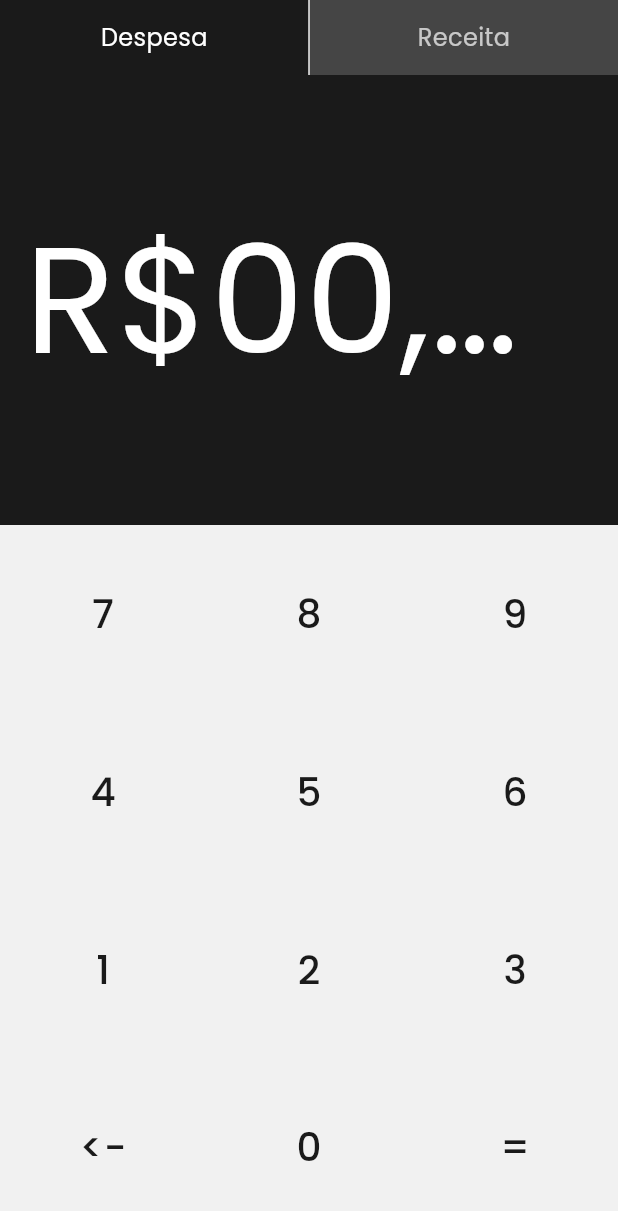
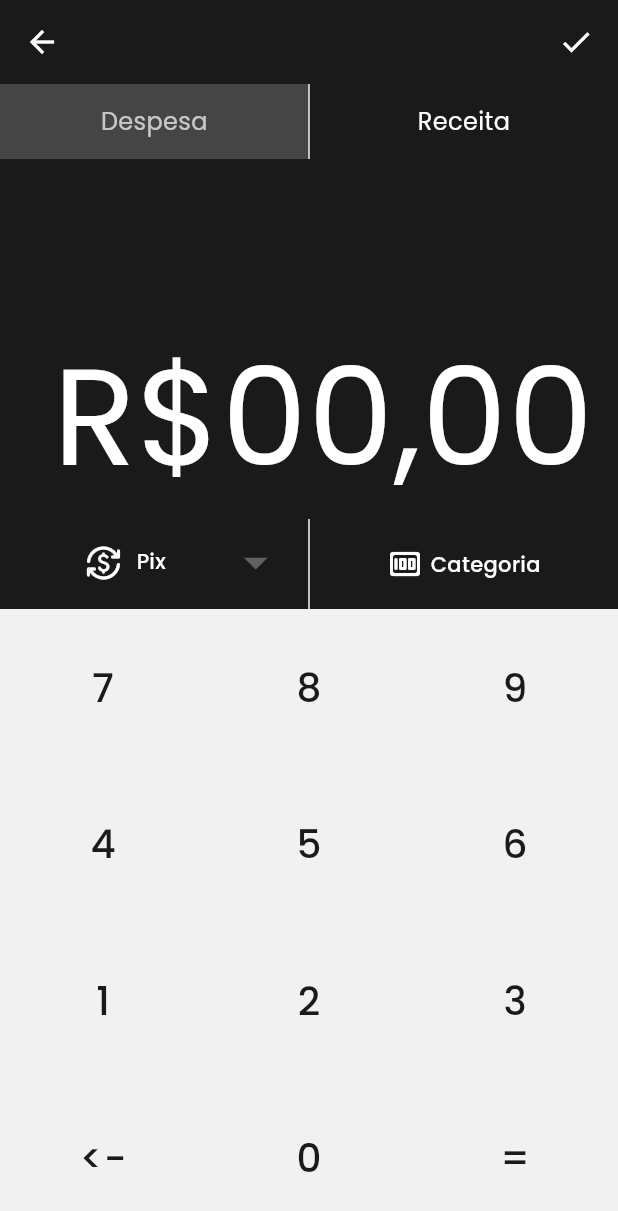
Before and after one commit to lazarobodevan/billy, a Flutter app: the AddTransaction screen opened by its route, on a phone screen of 412 x 824 dp. Shown: the top 1211 px of the screen. Run offline on Flutter 3.47's test engine with Material 3 defaults, Android fonts, the phone set to English and light mode, and no system bars; our stand-ins replace currency_text_input_formatter, fl_chart, google_fonts.

Commit message:
Feat: Add transaction UI

```diff
--- a/lib/screens/add_transaction/add_transaction.dart
+++ b/lib/screens/add_transaction/add_transaction.dart
@@ -1,3 +1,4 @@
+import 'package:billy/screens/add_transaction/components/category_selector.dart';
 import 'package:billy/screens/add_transaction/components/digit_button.dart';
 import 'package:billy/screens/add_transaction/components/toggle_transaction_type.dart';
 import 'package:billy/theme/colors.dart';
@@ -10,7 +11,22 @@ class AddTransaction extends StatelessWidget {
 
   @override
   Widget build(BuildContext context) {
+    var screenHeight = MediaQuery.of(context).size.height;
+    var screenWidth = MediaQuery.of(context).size.width;
     return Scaffold(
+      appBar: AppBar(
+        backgroundColor: ThemeColors.primary1,
+        foregroundColor: Colors.white,
+        actions: [
+          InkWell(
+            onTap: () {},
+            child: Ink(
+              padding: EdgeInsets.all(16),
+              child: Icon(Icons.check),
+            ),
+          )
+        ],
+      ),
       backgroundColor: ThemeColors.primary2,
       body: SafeArea(
         child: SizedBox(
@@ -24,7 +40,10 @@ class AddTransaction extends StatelessWidget {
                 decoration: BoxDecoration(
                   color: ThemeColors.primary1,
                 ),
-                child: TextField(
+                child: Column(
+                  mainAxisAlignment: MainAxisAlignment.end,
+                  children: [
+                    TextField(
                       decoration: const InputDecoration(
                           hintText: 'R\$00,00',
                           focusedBorder: InputBorder.none,
@@ -32,11 +51,10 @@ class AddTransaction extends StatelessWidget {
                           hintStyle: TextStyle(
                             color: ThemeColors.primary3,
                           ),
-                    contentPadding: EdgeInsets.symmetric(horizontal: 16)
-                  ),
+                          contentPadding: EdgeInsets.symmetric(horizontal: 16)),
+                      textAlign: TextAlign.right,
                       style: TypographyStyles.paragraph1().copyWith(
-                    fontSize: 100,
-                    height: 3,
+                        fontSize: screenHeight * .11,
                         color: ThemeColors.primary3,
                       ),
                       inputFormatters: [
@@ -47,6 +65,9 @@ class AddTransaction extends StatelessWidget {
                         )
                       ],
                       keyboardType: TextInputType.none,
+                    ),
+                    CategorySelector()
+                  ],
                 ),
               ),
               Expanded(
--- /dev/null
+++ b/lib/screens/add_transaction/components/category_selector.dart
@@ -0,0 +1,118 @@
+import 'package:billy/theme/colors.dart';
+import 'package:billy/theme/typography.dart';
+import 'package:flutter/material.dart';
+
+class CategorySelector extends StatelessWidget {
+  const CategorySelector({super.key});
+
+  @override
+  Widget build(BuildContext context) {
+    return Material(
+      child: Row(
+        children: [
+          Expanded(
+            child: Container(
+              height: 60,
+              decoration: BoxDecoration(color: ThemeColors.primary1),
+              child: DropdownButton(
+                onChanged: (value) {},
+                padding: EdgeInsets.symmetric(vertical: 10, horizontal: 16),
+                isExpanded: true,
+                isDense: true,
+                underline: SizedBox(),
+                iconSize: 38,
+                dropdownColor: ThemeColors.primary1,
+                value: "1",
+                hint: Center(
+                  child: Row(
+                    mainAxisAlignment: MainAxisAlignment.center,
+                    children: [
+                      Icon(Icons.money_rounded, color: Colors.white,),
+                      const SizedBox(width: 10,),
+                      Text(
+                        "Dinheiro",
+                        style: TypographyStyles.label3()
+                            .copyWith(color: ThemeColors.primary3),
+                      ),
+                    ],
+                  ),
+                ),
+                items: [
+                  DropdownMenuItem(
+                    onTap: (){},
+                    value: "1",
+                    child: MoneyType("Pix", Icons.currency_exchange_rounded)
+                  ),
+                  DropdownMenuItem(
+                    onTap: (){},
+                    value: "2",
+                    child: MoneyType("Transferência", Icons.money_rounded)
+                  ),
+                ],
+              ),
+            ),
+          ),
+          const SizedBox(
+            width: 1,
+          ),
+          Expanded(
+            child: InkWell(
+              onTap: () {},
+              child: Ink(
+                height: 60,
+                decoration: BoxDecoration(color: ThemeColors.primary1),
+                child: Center(
+                  child: Padding(
+                    padding: const EdgeInsets.all(8.0),
+                    child: Row(
+                      mainAxisAlignment: MainAxisAlignment.center,
+                      crossAxisAlignment: CrossAxisAlignment.center,
+                      children: [
+                        Icon(
+                          Icons.money_rounded,
+                          color: ThemeColors.primary3,
+                        ),
+                        const SizedBox(
+                          width: 5,
+                        ),
+                        Text(
+                          "Categoria",
+                          style: TypographyStyles.label3()
+                              .copyWith(color: ThemeColors.primary3),
+                        )
+                      ],
+                    ),
+                  ),
+                ),
+              ),
+            ),
+          )
+        ],
+      ),
+    );
+  }
+}
+
+
+Widget MoneyType(String text, IconData icon){
+  return Center(
+    child: Container(
+      width: 130,
+      child: Center(
+        child: Row(
+          mainAxisAlignment: MainAxisAlignment.center,
+          children: [
+            Icon(icon, color: Colors.white,),
+            const SizedBox(width: 10,),
+            Text(
+              text,
+              style: TypographyStyles.label3().copyWith(
+                color: ThemeColors.primary3,
+              ),
+            ),
+          ],
+        ),
+      ),
+    ),
+  );
+}
--- a/lib/screens/add_transaction/components/toggle_transaction_type.dart
+++ b/lib/screens/add_transaction/components/toggle_transaction_type.dart
@@ -2,8 +2,21 @@ import 'package:billy/theme/colors.dart';
 import 'package:billy/theme/typography.dart';
 import 'package:flutter/material.dart';
 
-class ToggleTransactionType extends StatelessWidget {
+class ToggleTransactionType extends StatefulWidget {
   const ToggleTransactionType({super.key});
+
+  @override
+  State<ToggleTransactionType> createState() => _ToggleTransactionTypeState();
+}
+
+class _ToggleTransactionTypeState extends State<ToggleTransactionType> {
+  var selected = 1;
+
+  onSelect(value){
+    setState(() {
+      selected = value;
+    });
+  }
 
   @override
   Widget build(BuildContext context) {
@@ -12,11 +25,11 @@ class ToggleTransactionType extends StatelessWidget {
       child: Row(
         crossAxisAlignment: CrossAxisAlignment.center,
         children: [
-          TransactionTypeItem("Despesa", () {}, true),
+          TransactionTypeItem("Despesa", () {onSelect(0);}, selected == 0),
           const SizedBox(
             width: 1,
           ),
-          TransactionTypeItem("Receita", () {}, false),
+          TransactionTypeItem("Receita", () {onSelect(1);}, selected == 1),
         ],
       ),
     );
@@ -26,6 +39,7 @@ class ToggleTransactionType extends StatelessWidget {
 Widget TransactionTypeItem(String text, Function onTap, bool? isSelected) {
   return Expanded(
     child: InkWell(
+      splashColor: Colors.transparent,
       onTap: () {
         onTap();
       },
```
Lines whose indentation alone changed are shown as unchanged.
